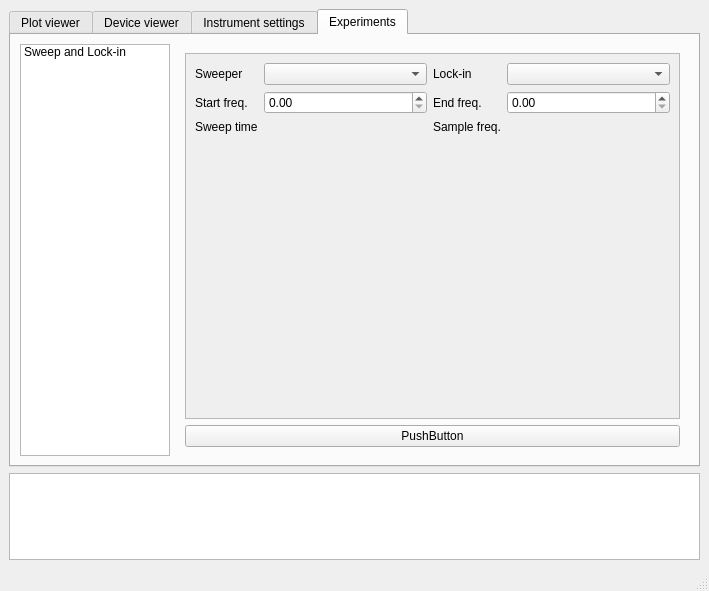
This is UI/mainwindow.ui in bgoblyos/pymeas-ng as Qt 5 draws it before an edit. The edited form follows.
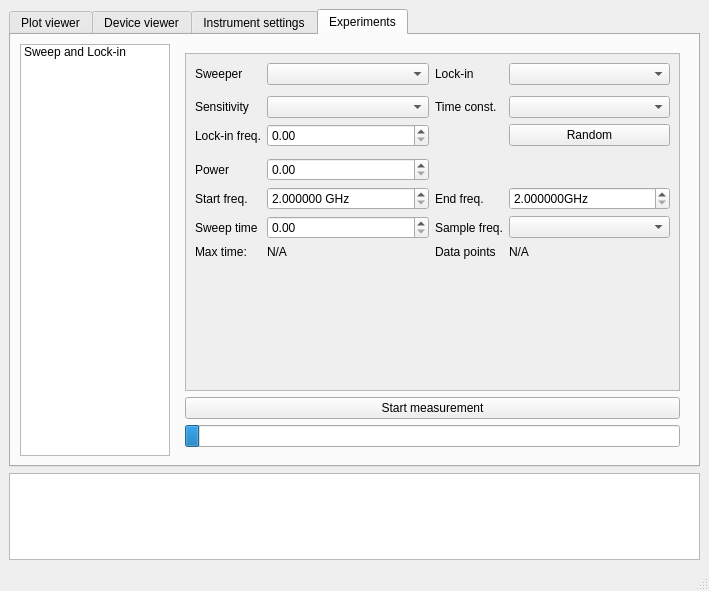
This is the edited form. Custom widgets are drawn as their Qt base class.

Commit message: Start work on Sweep and Lock-in implementation

Patch:
```diff
--- a/UI/mainwindow.ui
+++ b/UI/mainwindow.ui
@@ -605,16 +605,88 @@
                  <x>0</x>
                  <y>0</y>
                  <width>491</width>
-                 <height>346</height>
+                 <height>319</height>
                 </rect>
                </property>
                <layout class="QGridLayout" name="gridLayout">
+                <item row="2" column="3">
+                 <widget class="QComboBox" name="sweepAndLockTau"/>
+                </item>
+                <item row="9" column="3">
+                 <widget class="QLabel" name="sweepAndLockDataPointsLabel">
+                  <property name="text">
+                   <string>N/A</string>
+                  </property>
+                 </widget>
+                </item>
+                <item row="9" column="1">
+                 <widget class="QLabel" name="sweepAndLockMaxTimeLabel">
+                  <property name="text">
+                   <string>N/A</string>
+                  </property>
+                 </widget>
+                </item>
+                <item row="2" column="2">
+                 <widget class="QLabel" name="label_26">
+                  <property name="text">
+                   <string>Time const.</string>
+                  </property>
+                 </widget>
+                </item>
                 <item row="2" column="1">
-                 <layout class="QHBoxLayout" name="horizontalLayout_11">
-                  <item>
-                   <widget class="QDoubleSpinBox" name="doubleSpinBox"/>
-                  </item>
-                 </layout>
+                 <widget class="QComboBox" name="sweepAndLockSens"/>
+                </item>
+                <item row="7" column="3">
+                 <widget class="QComboBox" name="sweepAndLockSampleFreq"/>
+                </item>
+                <item row="6" column="3">
+                 <widget class="QDoubleSpinBox" name="sweepAndLockEndFreq">
+                  <property name="suffix">
+                   <string>GHz</string>
+                  </property>
+                  <property name="decimals">
+                   <number>6</number>
+                  </property>
+                  <property name="minimum">
+                   <double>2.000000000000000</double>
+                  </property>
+                  <property name="maximum">
+                   <double>20.000000000000000</double>
+                  </property>
+                 </widget>
+                </item>
+                <item row="7" column="2">
+                 <widget class="QLabel" name="label_21">
+                  <property name="text">
+                   <string>Sample freq.</string>
+                  </property>
+                 </widget>
+                </item>
+                <item row="1" column="0">
+                 <spacer name="verticalSpacer_3">
+                  <property name="orientation">
+                   <enum>Qt::Vertical</enum>
+                  </property>
+                  <property name="sizeType">
+                   <enum>QSizePolicy::Fixed</enum>
+                  </property>
+                  <property name="sizeHint" stdset="0">
+                   <size>
+                    <width>20</width>
+                    <height>5</height>
+                   </size>
+                  </property>
+                 </spacer>
+                </item>
+                <item row="2" column="0">
+                 <widget class="QLabel" name="label_23">
+                  <property name="text">
+                   <string>Sensitivity</string>
+                  </property>
+                 </widget>
+                </item>
+                <item row="7" column="1">
+                 <widget class="QDoubleSpinBox" name="sweepAndLockSweepTime"/>
                 </item>
                 <item row="0" column="2">
                  <widget class="QLabel" name="label_17">
@@ -630,6 +702,19 @@
                     <horstretch>0</horstretch>
                     <verstretch>0</verstretch>
                    </sizepolicy>
+                  </property>
+                  <property name="editable">
+                   <bool>false</bool>
+                  </property>
+                  <property name="currentText">
+                   <string/>
+                  </property>
+                 </widget>
+                </item>
+                <item row="6" column="2">
+                 <widget class="QLabel" name="label_20">
+                  <property name="text">
+                   <string>End freq.</string>
                   </property>
                  </widget>
                 </item>
@@ -640,14 +725,14 @@
                   </property>
                  </widget>
                 </item>
-                <item row="2" column="0">
+                <item row="6" column="0">
                  <widget class="QLabel" name="label_19">
                   <property name="text">
                    <string>Start freq.</string>
                   </property>
                  </widget>
                 </item>
-                <item row="4" column="1">
+                <item row="10" column="1">
                  <spacer name="verticalSpacer_2">
                   <property name="orientation">
                    <enum>Qt::Vertical</enum>
@@ -660,7 +745,7 @@
                   </property>
                  </spacer>
                 </item>
-                <item row="3" column="0">
+                <item row="7" column="0">
                  <widget class="QLabel" name="label_18">
                   <property name="text">
                    <string>Sweep time</string>
@@ -677,23 +762,85 @@
                   </property>
                  </widget>
                 </item>
-                <item row="2" column="2">
-                 <widget class="QLabel" name="label_20">
+                <item row="9" column="0">
+                 <widget class="QLabel" name="label_22">
+                  <property name="toolTip">
+                   <string>&lt;html&gt;&lt;head/&gt;&lt;body&gt;&lt;p&gt;Maximum amount of time that can be recorded to the internal memory of the lock-in.&lt;/p&gt;&lt;p&gt;Anything over this limit will be padded with zeroes.&lt;/p&gt;&lt;/body&gt;&lt;/html&gt;</string>
+                  </property>
                   <property name="text">
-                   <string>End freq.</string>
+                   <string>Max time:</string>
                   </property>
                  </widget>
                 </item>
-                <item row="2" column="3">
-                 <widget class="QDoubleSpinBox" name="doubleSpinBox_2"/>
+                <item row="6" column="1">
+                 <widget class="QDoubleSpinBox" name="sweepAndLockStartFreq">
+                  <property name="suffix">
+                   <string> GHz</string>
+                  </property>
+                  <property name="decimals">
+                   <number>6</number>
+                  </property>
+                  <property name="minimum">
+                   <double>2.000000000000000</double>
+                  </property>
+                  <property name="maximum">
+                   <double>20.000000000000000</double>
+                  </property>
+                  <property name="value">
+                   <double>2.000000000000000</double>
+                  </property>
+                 </widget>
                 </item>
-                <item row="3" column="2">
-                 <widget class="QLabel" name="label_21">
+                <item row="9" column="2">
+                 <widget class="QLabel" name="label_24">
                   <property name="text">
-                   <string>Sample freq.</string>
+                   <string>Data points</string>
                   </property>
                  </widget>
                 </item>
+                <item row="3" column="3">
+                 <widget class="QPushButton" name="sweepAndLockRandom">
+                  <property name="text">
+                   <string>Random</string>
+                  </property>
+                 </widget>
+                </item>
+                <item row="4" column="0">
+                 <spacer name="verticalSpacer_4">
+                  <property name="orientation">
+                   <enum>Qt::Vertical</enum>
+                  </property>
+                  <property name="sizeType">
+                   <enum>QSizePolicy::Fixed</enum>
+                  </property>
+                  <property name="sizeHint" stdset="0">
+                   <size>
+                    <width>20</width>
+                    <height>5</height>
+                   </size>
+                  </property>
+                 </spacer>
+                </item>
+                <item row="3" column="1">
+                 <widget class="QDoubleSpinBox" name="sweepAndLockFreq"/>
+                </item>
+                <item row="3" column="0">
+                 <widget class="QLabel" name="label_25">
+                  <property name="text">
+                   <string>Lock-in freq.</string>
+                  </property>
+                 </widget>
+                </item>
+                <item row="5" column="0">
+                 <widget class="QLabel" name="label_27">
+                  <property name="text">
+                   <string>Power</string>
+                  </property>
+                 </widget>
+                </item>
+                <item row="5" column="1">
+                 <widget class="QDoubleSpinBox" name="sweepAndLockPower"/>
+                </item>
                </layout>
               </widget>
              </widget>
@@ -701,7 +848,23 @@
             <item>
              <widget class="QPushButton" name="pushButton_2">
               <property name="text">
-               <string>PushButton</string>
+               <string>Start measurement</string>
+              </property>
+             </widget>
+            </item>
+            <item>
+             <widget class="QProgressBar" name="sweepAndLockProgress">
+              <property name="maximum">
+               <number>100</number>
+              </property>
+              <property name="value">
+               <number>3</number>
+              </property>
+              <property name="textVisible">
+               <bool>false</bool>
+              </property>
+              <property name="invertedAppearance">
+               <bool>false</bool>
               </property>
              </widget>
             </item>
```
Left out of the diff: 12 changed lines with no effect on the pictures. The commit also changes 5 other files.
